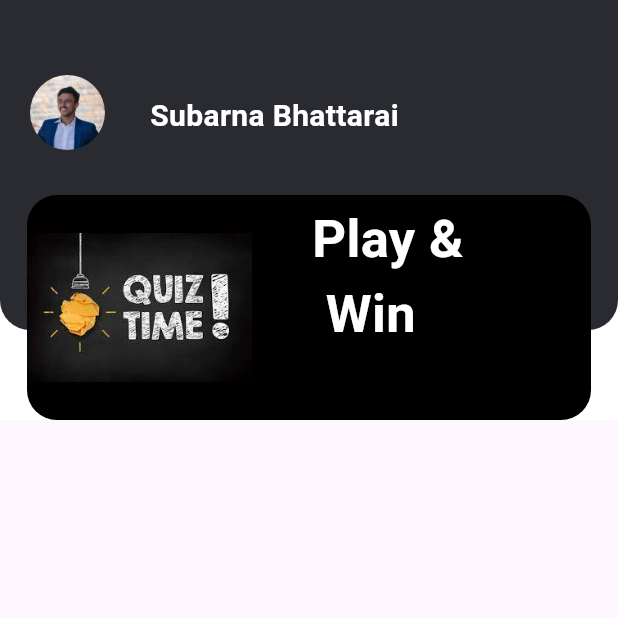
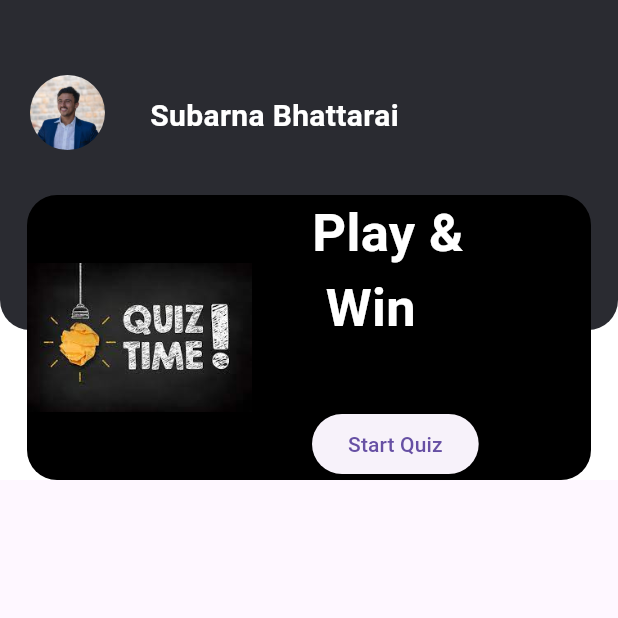
Before and after one commit to Itssubarna/Quiz, a Flutter app: the screen it shows after launch, on a phone screen of 412 x 824 dp, the top half of it. Run offline on Flutter 3.47's test engine with Material 3 defaults, Android fonts, the phone set to English and light mode, and no system bars.

Commit message:
Added hit and trial  changes

```diff
--- a/quiz/lib/pages/home.dart
+++ b/quiz/lib/pages/home.dart
@@ -1,3 +1,111 @@
+// import 'package:flutter/material.dart';
+
+// class Home extends StatefulWidget {
+//   const Home({Key? key}) : super(key: key);
+
+//   @override
+//   State<Home> createState() => _HomeState();
+// }
+
+// class _HomeState extends State<Home> {
+//   @override
+//   Widget build(BuildContext context) {
+//     return Scaffold(
+//       body: Container(
+//         decoration: BoxDecoration(color: Colors.white),
+//         child: Column(
+//           mainAxisSize: MainAxisSize.min, // Set mainAxisSize
+//           children: [
+//             Stack(
+//               children: [
+//                 Container(
+//                   height: 220,
+//                   padding: EdgeInsets.only(left: 20, top: 50),
+//                   decoration: BoxDecoration(
+//                     color: Color(0xFF2a2b31),
+//                     borderRadius: BorderRadius.only(
+//                       bottomLeft: Radius.circular(20.0),
+//                       bottomRight: Radius.circular(20),
+//                     ),
+//                   ),
+//                   child: Row(
+//                     crossAxisAlignment: CrossAxisAlignment.start,
+//                     children: [
+//                       ClipRRect(
+//                         borderRadius: BorderRadius.circular(60),
+//                         child: Image.asset(
+//                           "images/profile.jpg",
+//                           height: 50,
+//                           width: 50,
+//                           fit: BoxFit.cover,
+//                         ),
+//                       ),
+//                       SizedBox(width: 30),
+//                       Padding(
+//                         padding: const EdgeInsets.only(top: 13),
+//                         child: Text(
+//                           "Subarna Bhattarai",
+//                           style: TextStyle(
+//                             color: Colors.white,
+//                             fontSize: 20,
+//                             fontWeight: FontWeight.bold,
+//                           ),
+//                         ),
+//                       ),
+//                     ],
+//                   ),
+//                 ),
+//                 Container(
+//                   width: MediaQuery.of(context).size.width,
+//                   decoration: BoxDecoration(
+//                     color: Colors.black,
+//                     borderRadius: BorderRadius.circular(20),
+//                   ),
+//                   margin: EdgeInsets.only(top: 130, left: 18, right: 18),
+//                   child: Row(
+//                     children: [
+//                       ClipRRect(
+//                         child: Image.asset(
+//                           "images/quiz.jpg",
+//                           width: 150,
+//                           height: 150,
+//                         ),
+//                       ),
+//                       SizedBox(width: 40),
+//                       Column(
+//                         crossAxisAlignment: CrossAxisAlignment.start,
+//                         children:
+//                         [Text(
+//                           "Play &\n Win",
+//                           style: TextStyle(
+//                             color: Colors.white,
+//                             fontSize: 35.0,
+//                             fontWeight: FontWeight.bold,
+//                           ),
+//                         ),
+//                         Text(
+//                           "Play Quiz by guessing\n the image",
+//                           style: TextStyle(
+//                             color: Color(0xFFa4a4),
+//                             fontSize: 15.0,
+//                             fontWeight: FontWeight.bold,
+//                           ),
+//                         ),
+//                         ]
+//                       ),
+//                     ],
+//                   ),
+//                 ),
+//               ],
+//             ),
+//           ],
+//         ),
+//       ),
+//     );
+//   }
+// }
+
+
 import 'package:flutter/material.dart';
 
 class Home extends StatefulWidget {
@@ -74,8 +182,8 @@ class _HomeState extends State<Home> {
                       SizedBox(width: 40),
                       Column(
                         crossAxisAlignment: CrossAxisAlignment.start,
-                        children:
-                        [Text(
+                        children: [
+                          Text(
                             "Play &\n Win",
                             style: TextStyle(
                               color: Colors.white,
@@ -91,7 +199,13 @@ class _HomeState extends State<Home> {
                               fontWeight: FontWeight.bold,
                             ),
                           ),
-                        ]
+                          ElevatedButton(
+                            onPressed: () {
+                              // Navigate to quiz page
+                            },
+                            child: Text('Start Quiz'),
+                          ),
+                        ],
                       ),
                     ],
                   ),
```
Lines whose indentation alone changed are shown as unchanged.
